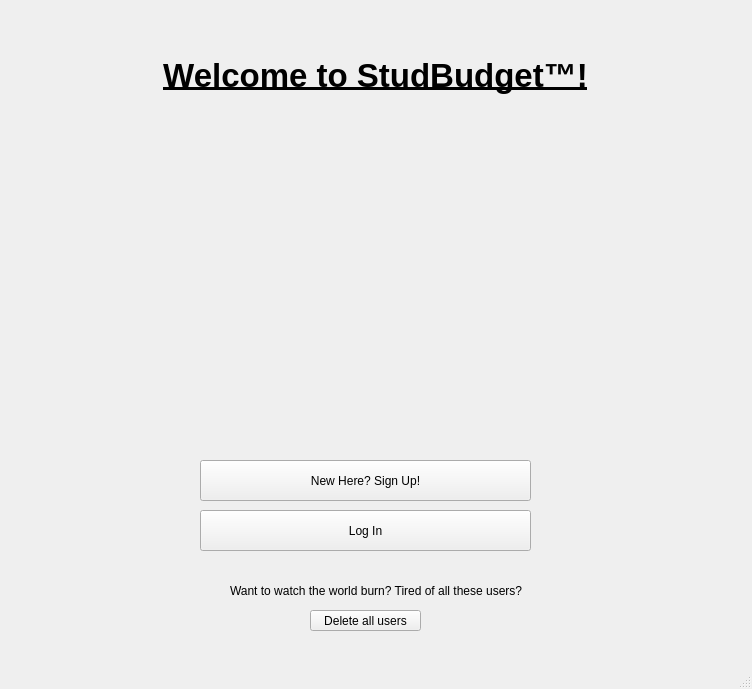
Above: GUI3/GUI3/mainwindow.ui from Kbarrera123/StudBudget before the change. Below: the same form after it.
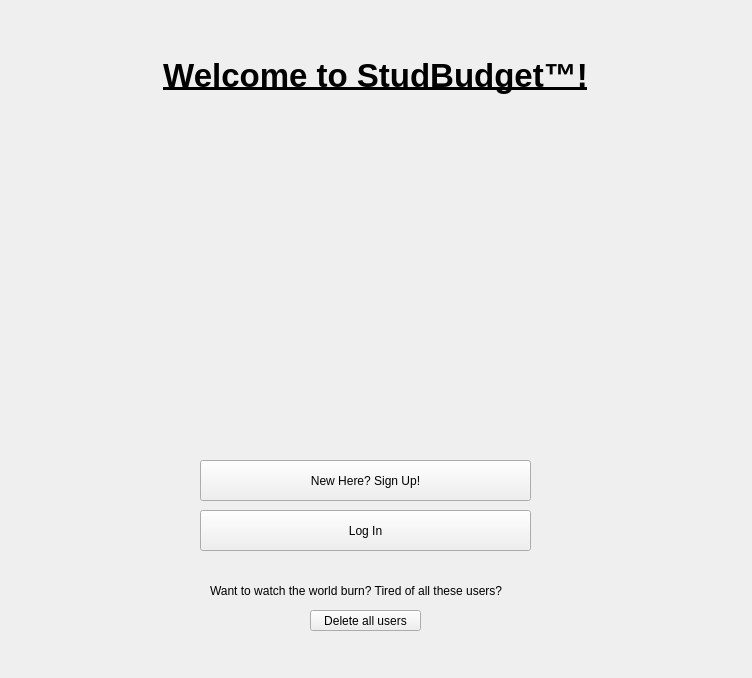
That is the form after the change. Icons and pictures are not drawn.

```diff
--- a/GUI3/GUI3/mainwindow.ui
+++ b/GUI3/GUI3/mainwindow.ui
@@ -7,7 +7,7 @@
     <x>0</x>
     <y>0</y>
     <width>752</width>
-    <height>689</height>
+    <height>678</height>
    </rect>
   </property>
   <property name="windowTitle">
@@ -80,9 +80,9 @@
    <widget class="QLabel" name="label_3">
     <property name="geometry">
      <rect>
-      <x>230</x>
+      <x>210</x>
       <y>580</y>
-      <width>301</width>
+      <width>341</width>
       <height>21</height>
      </rect>
     </property>
@@ -123,7 +123,6 @@
     </property>
    </widget>
   </widget>
-  <widget class="QStatusBar" name="statusBar"/>
  </widget>
  <layoutdefault spacing="6" margin="11"/>
  <resources>
```
